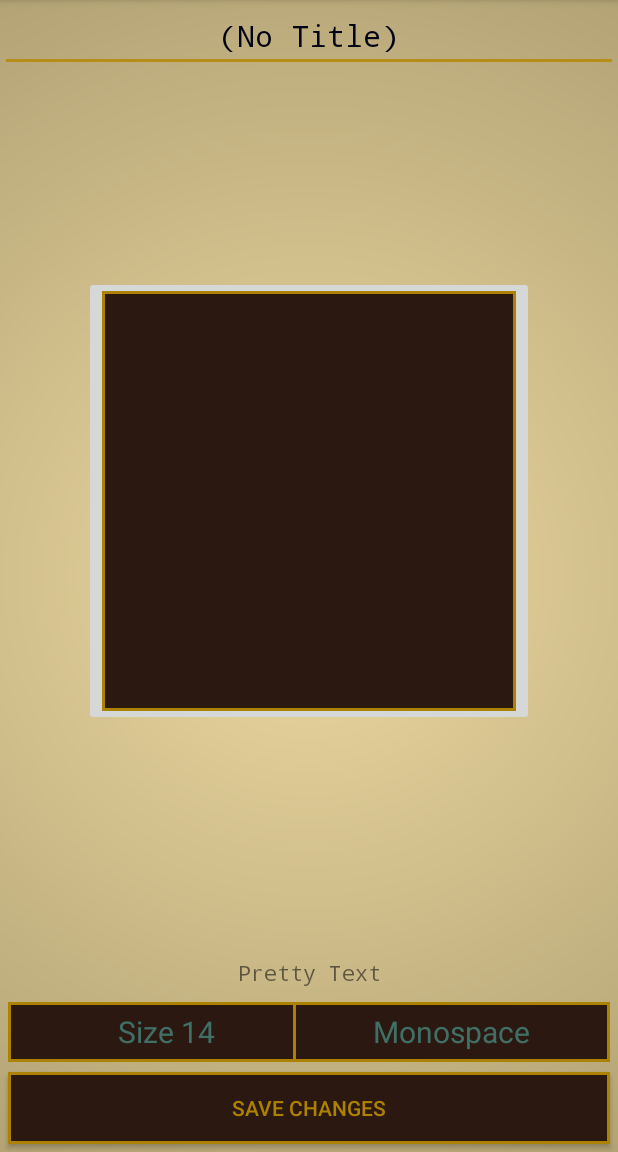
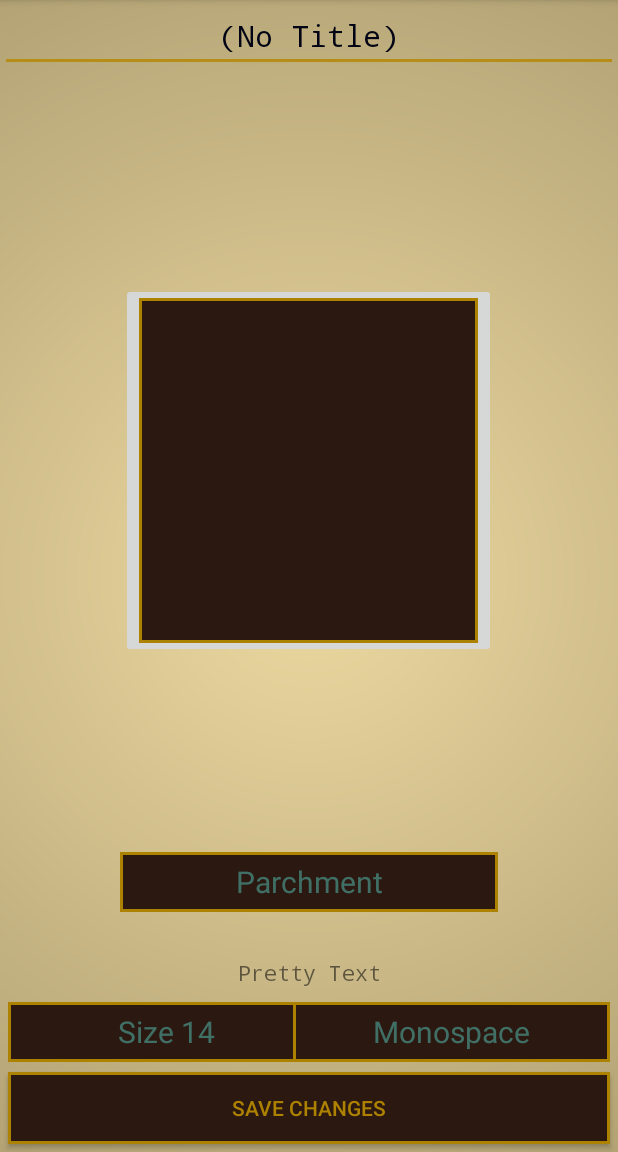
Before and after one commit to washbj/thE-Reader, an Android app: the SettingsActivity screen opened directly, with no data from a screen before it, on a phone screen of 412 x 824 dp, the part 84-1236 px from its top. Run offline under Robolectric (Android 15) with nearby library versions, the phone set to English and light mode, and no system bars; pictures from the network do not load.

Commit message:
Added a background selector and finally, finally, 'finally' fixed that duplicate pages bug.

```diff
--- a/app/src/main/java/washbj/uw/tacoma/edu/the_reader/functionality/SettingsActivity.java
+++ b/app/src/main/java/washbj/uw/tacoma/edu/the_reader/functionality/SettingsActivity.java
@@ -17,7 +17,9 @@ import android.widget.AdapterView;
 import android.widget.ArrayAdapter;
 import android.widget.Button;
 import android.widget.EditText;
+import android.widget.FrameLayout;
 import android.widget.ImageButton;
+import android.widget.RelativeLayout;
 import android.widget.Spinner;
 import android.widget.TextView;
 import android.widget.Toast;
@@ -49,6 +51,7 @@ public class SettingsActivity extends AppCompatActivity {
 
     int mTextFontSize;
     int mTextTypeface;
+    int mBackground;
 
     @Override
     protected void onCreate(Bundle savedInstanceState) {
@@ -87,7 +90,10 @@ public class SettingsActivity extends AppCompatActivity {
         mTestText = (TextView) findViewById(R.id.text_appearance);
         mTextFontSize = mVisualSharedPreferences.getInt(getString(R.string.VP_TEXTSIZE) + mPosition, 0);
         mTextTypeface = mVisualSharedPreferences.getInt(getString(R.string.VP_TYPEFACE) + mPosition, 0);
+        mBackground = mVisualSharedPreferences.getInt(getString(R.string.VP_BACKGROUND) + mPosition, 0);
         updateText();
+        final FrameLayout layout = (FrameLayout) findViewById(R.id.activity_settings);
+        layout.setBackgroundResource(ReadActivity.BACKGROUNDS[mBackground]);
 
         mSpinnerFontSize = (Spinner) findViewById(R.id.spinner_font_size);
         mSpinnerFontSize.setAdapter(ArrayAdapter.createFromResource(this, R.array.spinarray_fontsize,
@@ -111,13 +117,32 @@ public class SettingsActivity extends AppCompatActivity {
 
         mSpinnerTypeface = (Spinner) findViewById(R.id.spinner_typeface);
         mSpinnerTypeface.setAdapter(ArrayAdapter.createFromResource(this, R.array.spinarray_typeface,
-                                    R.layout.spinner_item));
+                R.layout.spinner_item));
         mSpinnerTypeface.setSelection(mTextTypeface);
         mSpinnerTypeface.setOnItemSelectedListener(new AdapterView.OnItemSelectedListener() {
             @Override
             public void onItemSelected(AdapterView<?> parent, View view, int position, long id) {
                 mTextTypeface = position;
                 updateText();
+
+            }
+
+            @Override
+            public void onNothingSelected(AdapterView<?> parent) {
+
+            }
+
+        });
+
+        mSpinnerTypeface = (Spinner) findViewById(R.id.spinner_background);
+        mSpinnerTypeface.setAdapter(ArrayAdapter.createFromResource(this, R.array.spinarray_background,
+                R.layout.spinner_item));
+        mSpinnerTypeface.setSelection(mBackground);
+        mSpinnerTypeface.setOnItemSelectedListener(new AdapterView.OnItemSelectedListener() {
+            @Override
+            public void onItemSelected(AdapterView<?> parent, View view, int position, long id) {
+                mBackground = position;
+                layout.setBackgroundResource(ReadActivity.BACKGROUNDS[mBackground]);
 
             }
 
@@ -146,9 +171,10 @@ public class SettingsActivity extends AppCompatActivity {
         spEditor = mVisualSharedPreferences.edit();
         spEditor.putInt(getString(R.string.VP_TEXTSIZE) + mPosition, mTextFontSize);
         spEditor.putInt(getString(R.string.VP_TYPEFACE) + mPosition, mTextTypeface);
+        spEditor.putInt(getString(R.string.VP_BACKGROUND) + mPosition, mBackground);
         spEditor.commit();
 
-        Toast.makeText(this, "Book added!", Toast.LENGTH_SHORT);
+        Toast.makeText(this, "Settings updated!", Toast.LENGTH_SHORT);
 
     }
 
--- a/app/src/main/res/layout/activity_settings.xml
+++ b/app/src/main/res/layout/activity_settings.xml
@@ -3,6 +3,7 @@
     xmlns:tools="http://schemas.android.com/tools"
     android:layout_width="match_parent"
     android:layout_height="match_parent"
+    android:id="@+id/activity_settings"
     tools:context="washbj.uw.tacoma.edu.the_reader.functionality.ViewBookFragment"
     android:background="@drawable/parchment_gradient">
 
@@ -21,16 +22,16 @@
         app:srcCompat="@drawable/fancy_button_shape"
         android:id="@+id/edit_cover"
         android:layout_alignParentStart="true"
-        android:layout_height="300dp"
         android:cropToPadding="false"
         android:layout_gravity="center_vertical|center_horizontal"
-        android:layout_marginBottom="110dp"
+        android:layout_marginBottom="130dp"
         android:layout_marginLeft="40dp"
         android:layout_marginRight="40dp"
         android:layout_marginTop="60dp"
         android:adjustViewBounds="false"
         android:scaleType="fitXY"
-        android:layout_width="300dp" />
+        android:layout_width="250dp"
+        android:layout_height="250dp" />
 
     <Button
         android:text="Save Changes"
@@ -78,4 +79,15 @@
         android:layout_width="match_parent"
         android:popupBackground="@drawable/fancy_button_pressed_shape" />
 
+    <Spinner
+        android:id="@+id/spinner_background"
+        android:layout_gravity="bottom|center"
+        android:layout_marginBottom="160dp"
+        android:layout_marginLeft="80dp"
+        android:layout_marginRight="80dp"
+        android:layout_height="40dp"
+        android:layout_width="match_parent"
+        android:background="@drawable/fancy_button_shape"
+        android:popupBackground="@drawable/fancy_button_pressed_shape" />
+
 </FrameLayout>
--- a/app/src/main/res/values/strings.xml
+++ b/app/src/main/res/values/strings.xml
@@ -11,6 +11,7 @@
     <string name="VISUAL_PREFS">washbj.uw.tacoma.edu.VISUAL_PREFERENCES</string>
     <string name="VP_TEXTSIZE">text_size</string>
     <string name="VP_TYPEFACE">typeface</string>
+    <string name="VP_BACKGROUND">background</string>
 
     <string name="testing_text">Pretty Text</string>
 
@@ -30,4 +31,10 @@
         <item>Size 26</item>
     </string-array>
 
+    <string-array name="spinarray_background">
+        <item>Parchment</item>
+        <item>Paper</item>
+        <item>Gold</item>
+    </string-array>
+
 </resources>
```
Also changed, not shown: app/src/main/java/washbj/uw/tacoma/edu/the_reader/functionality/ReadActivity.java (+68 -27 lines), app/src/main/java/washbj/uw/tacoma/edu/the_reader/functionality/ViewPageFragment.java (+31 -13 lines), app/src/main/res/drawable-hdpi/paper_gradient.xml (added, +11 -0 lines), app/src/main/res/layout/fragment_view_page.xml (+14 -3 lines).
